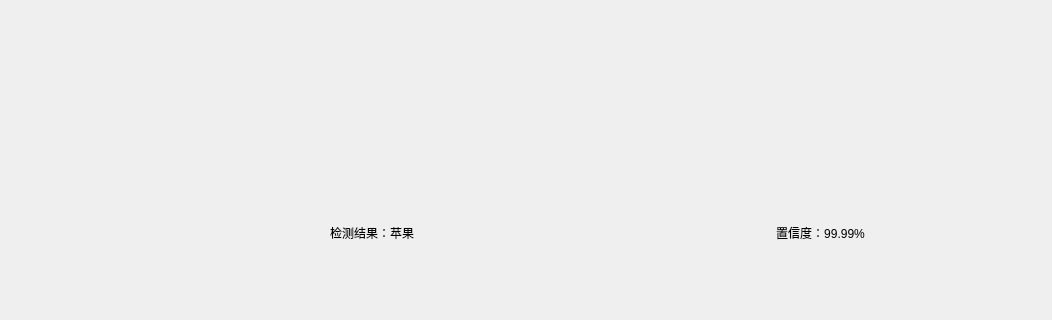
Old version of the form WindowTwo/windowtwo.ui in the repository xiaoluosigithub/Cultural-Vision; both pictures show x 248 to 1300 and y 480 to 800 of the 1300 by 800 pixel window.
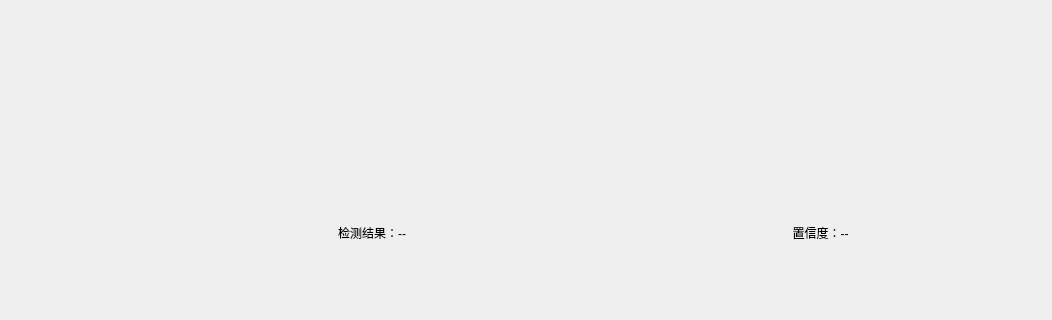
New version of the form.

The edit to the form file:
```diff
--- a/WindowTwo/windowtwo.ui
+++ b/WindowTwo/windowtwo.ui
@@ -168,7 +168,7 @@
         <item>
          <widget class="QLabel" name="resultLabel">
           <property name="text">
-           <string>检测结果：苹果</string>
+           <string>检测结果：--</string>
           </property>
           <property name="alignment">
            <set>Qt::AlignmentFlag::AlignCenter</set>
@@ -178,7 +178,7 @@
         <item>
          <widget class="QLabel" name="conLabel">
           <property name="text">
-           <string>置信度：99.99%</string>
+           <string>置信度：--</string>
           </property>
           <property name="alignment">
            <set>Qt::AlignmentFlag::AlignCenter</set>
```
